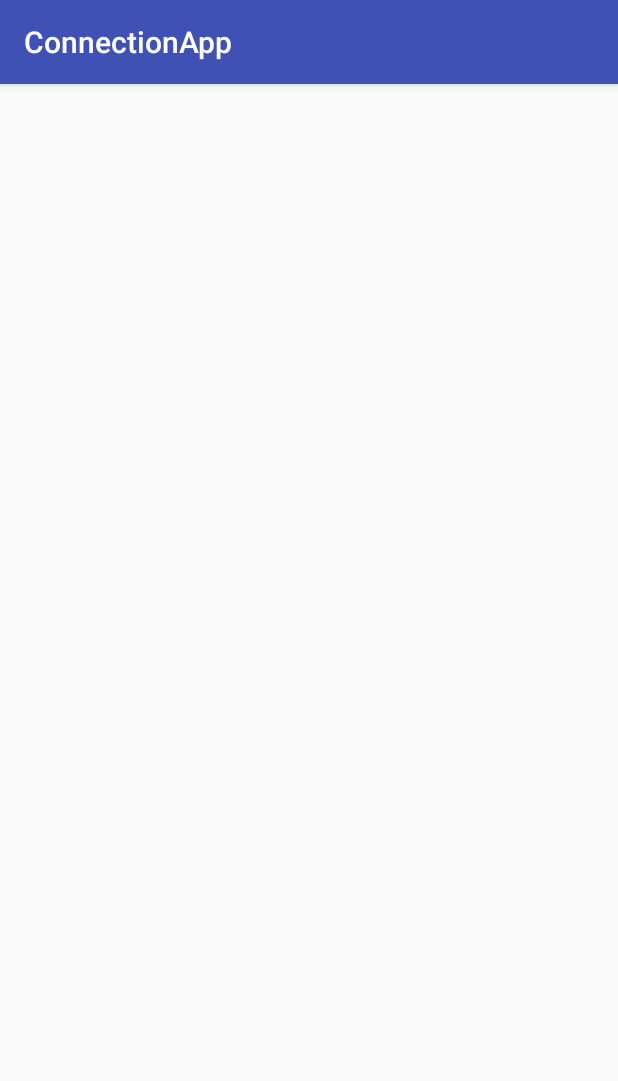
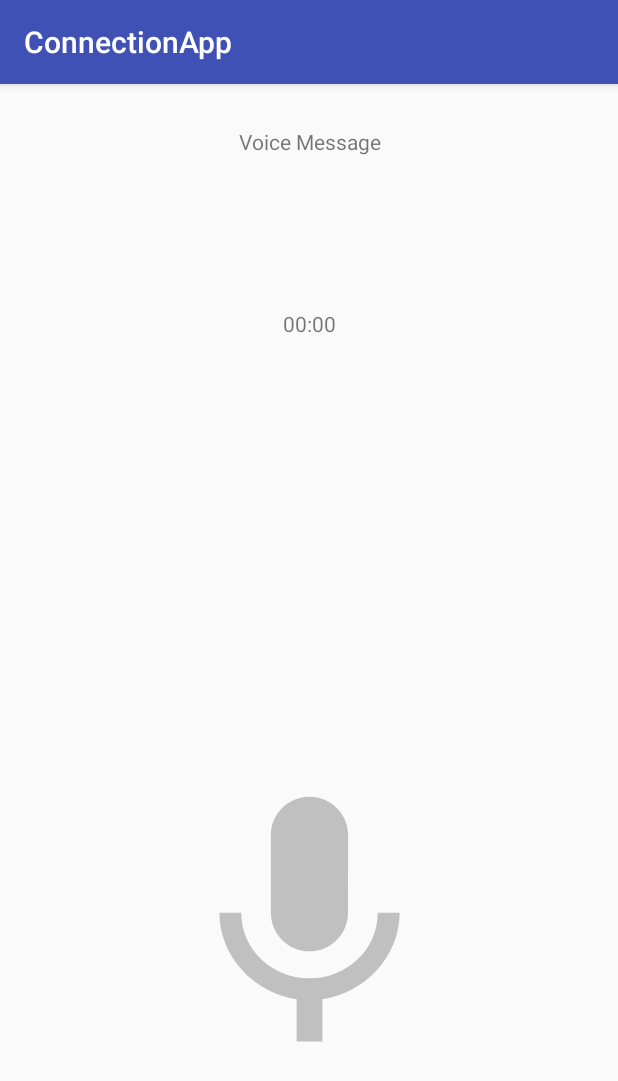
Before and after one commit to benedictcontawe/ConnectionApp, an Android app: the screen it shows after launch (MainActivity), on a phone screen of 412 x 824 dp. Shown: the top 1081 px of the screen. Run offline under Robolectric (Android 15) with nearby library versions, the phone set to English and light mode, and no system bars.

Commit message:
enable vector drawables, add vector image, re-design Main layout

```diff
--- a/app/build.gradle
+++ b/app/build.gradle
@@ -13,6 +13,7 @@ android {
         versionCode 1
         versionName "1.0"
         testInstrumentationRunner "androidx.test.runner.AndroidJUnitRunner"
+        vectorDrawables.useSupportLibrary = true
     }
     buildTypes {
         release {
--- a/app/src/main/AndroidManifest.xml
+++ b/app/src/main/AndroidManifest.xml
@@ -12,7 +12,7 @@
 
     <application
         android:allowBackup="true"
-        android:icon="@drawable/ic_mic_none_red"
+        android:icon="@drawable/ic_microphone_pressed"
         android:label="@string/app_name"
         android:roundIcon="@mipmap/ic_launcher_round"
         android:supportsRtl="true"
--- a/app/src/main/res/drawable/ic_mic_none_red.xml
+++ /dev/null
@@ -1,5 +0,0 @@
-<vector android:height="24dp" android:tint="#FF0000"
-    android:viewportHeight="24.0" android:viewportWidth="24.0"
-    android:width="24dp" xmlns:android="http://schemas.android.com/apk/res/android">
-    <path android:fillColor="#FF000000" android:pathData="M12,14c1.66,0 2.99,-1.34 2.99,-3L15,5c0,-1.66 -1.34,-3 -3,-3S9,3.34 9,5v6c0,1.66 1.34,3 3,3zM10.8,4.9c0,-0.66 0.54,-1.2 1.2,-1.2 0.66,0 1.2,0.54 1.2,1.2l-0.01,6.2c0,0.66 -0.53,1.2 -1.19,1.2 -0.66,0 -1.2,-0.54 -1.2,-1.2L10.8,4.9zM17.3,11c0,3 -2.54,5.1 -5.3,5.1S6.7,14 6.7,11L5,11c0,3.41 2.72,6.23 6,6.72L11,21h2v-3.28c3.28,-0.48 6,-3.3 6,-6.72h-1.7z"/>
-</vector>
--- /dev/null
+++ b/app/src/main/res/drawable/ic_microphone_normal.xml
@@ -0,0 +1,14 @@
+<vector
+    xmlns:android="http://schemas.android.com/apk/res/android"
+    android:width="24dp"
+    android:height="24dp"
+    android:tint="#C0C0C0"
+    android:viewportWidth="24.0"
+    android:viewportHeight="24.0" >
+
+    <path
+        android:fillColor="#FF000000"
+        android:pathData="M12,14c1.66,0 2.99,-1.34 2.99,-3L15,5c0,-1.66 -1.34,-3 -3,-3S9,3.34 9,5v6c0,1.66 1.34,3 3,3zM17.3,11c0,3 -2.54,5.1 -5.3,5.1S6.7,14 6.7,11L5,11c0,3.41 2.72,6.23 6,6.72L11,21h2v-3.28c3.28,-0.48 6,-3.3 6,-6.72h-1.7z"
+        />
+
+</vector>
--- /dev/null
+++ b/app/src/main/res/drawable/ic_microphone_pressed.xml
@@ -0,0 +1,14 @@
+<vector
+    xmlns:android="http://schemas.android.com/apk/res/android"
+    android:width="24dp"
+    android:height="24dp"
+    android:tint="#FF0000"
+    android:viewportWidth="24.0"
+    android:viewportHeight="24.0"
+    >
+    <path
+        android:fillColor="#FF000000"
+        android:pathData="M12,14c1.66,0 2.99,-1.34 2.99,-3L15,5c0,-1.66 -1.34,-3 -3,-3S9,3.34 9,5v6c0,1.66 1.34,3 3,3zM10.8,4.9c0,-0.66 0.54,-1.2 1.2,-1.2 0.66,0 1.2,0.54 1.2,1.2l-0.01,6.2c0,0.66 -0.53,1.2 -1.19,1.2 -0.66,0 -1.2,-0.54 -1.2,-1.2L10.8,4.9zM17.3,11c0,3 -2.54,5.1 -5.3,5.1S6.7,14 6.7,11L5,11c0,3.41 2.72,6.23 6,6.72L11,21h2v-3.28c3.28,-0.48 6,-3.3 6,-6.72h-1.7z"
+        />
+
+</vector>
--- a/app/src/main/res/layout/activity_main.xml
+++ b/app/src/main/res/layout/activity_main.xml
@@ -8,6 +8,58 @@
     android:orientation="vertical"
     tools:context="com.example.benedict.ConnectionApp.MainActivity">
 
+    <!--region Guide lines-->
+    <!--region Vertical Guide lines-->
+    <androidx.constraintlayout.widget.Guideline
+        android:id="@+id/constraint_guideline_vertical_10"
+        android:layout_width="wrap_content"
+        android:layout_height="wrap_content"
+        android:orientation="vertical"
+        app:layout_constraintGuide_percent="0.10" />
+
+    <androidx.constraintlayout.widget.Guideline
+        android:id="@+id/constraint_guideline_vertical_start"
+        android:layout_width="wrap_content"
+        android:layout_height="wrap_content"
+        android:orientation="vertical"
+        app:layout_constraintGuide_percent="0.25" />
+
+    <androidx.constraintlayout.widget.Guideline
+        android:id="@+id/constraint_guideline_vertical_end"
+        android:layout_width="wrap_content"
+        android:layout_height="wrap_content"
+        android:orientation="vertical"
+        app:layout_constraintGuide_percent="0.75" />
+
+    <androidx.constraintlayout.widget.Guideline
+        android:id="@+id/constraint_guideline_vertical_90"
+        android:layout_width="wrap_content"
+        android:layout_height="wrap_content"
+        android:orientation="vertical"
+        app:layout_constraintGuide_percent="0.90" />
+    <!--endregion-->
+    <!--region Horizontal Guidlines-->
+    <androidx.constraintlayout.widget.Guideline
+        android:id="@+id/constraint_guideline_horizontal_10"
+        android:layout_width="wrap_content"
+        android:layout_height="wrap_content"
+        android:orientation="horizontal"
+        app:layout_constraintGuide_percent="0.10" />
+
+    <androidx.constraintlayout.widget.Guideline
+        android:id="@+id/constraint_guideline_horizontal_11"
+        android:layout_width="wrap_content"
+        android:layout_height="wrap_content"
+        android:orientation="horizontal"
+        app:layout_constraintGuide_percent="0.11" />
+
+    <androidx.constraintlayout.widget.Guideline
+        android:id="@+id/constraint_guideline_horizontal_30_half"
+        android:layout_width="wrap_content"
+        android:layout_height="wrap_content"
+        android:orientation="horizontal"
+        app:layout_constraintGuide_percent="0.305" />
+
     <androidx.constraintlayout.widget.Guideline
         android:id="@+id/constraint_guideline_horizontal_center"
         android:layout_width="wrap_content"
@@ -15,26 +67,71 @@
         android:orientation="horizontal"
         app:layout_constraintGuide_percent="0.50" />
 
+    <androidx.constraintlayout.widget.Guideline
+        android:id="@+id/constraint_guideline_horizontal_51"
+        android:layout_width="wrap_content"
+        android:layout_height="wrap_content"
+        android:orientation="horizontal"
+        app:layout_constraintGuide_percent="0.51" />
+
+    <androidx.constraintlayout.widget.Guideline
+        android:id="@+id/constraint_guideline_horizontal_95"
+        android:layout_width="wrap_content"
+        android:layout_height="wrap_content"
+        android:orientation="horizontal"
+        app:layout_constraintGuide_percent="0.95" />
+    <!--endregion-->
+
     <TextView
-        android:id="@+id/text_view_result_view_model"
+        android:layout_width="0dp"
+        android:layout_height="0dp"
+        android:gravity="center"
+        android:textAlignment="center"
+        android:text="Voice Message"
+        app:layout_constraintTop_toTopOf="parent"
+        app:layout_constraintLeft_toLeftOf="parent"
+        app:layout_constraintRight_toRightOf="parent"
+        app:layout_constraintBottom_toBottomOf="@id/constraint_guideline_horizontal_10" />
+
+    <View
+        android:layout_width="0dp"
+        android:layout_height="0dp"
+        app:layout_constraintTop_toTopOf="@id/constraint_guideline_horizontal_10"
+        app:layout_constraintStart_toStartOf="@id/constraint_guideline_vertical_10"
+        app:layout_constraintEnd_toEndOf="@id/constraint_guideline_vertical_90"
+        app:layout_constraintBottom_toBottomOf="@id/constraint_guideline_horizontal_10" />
+
+    <TextView
+        android:id="@+id/text_view_duration"
         android:layout_width="wrap_content"
         android:layout_height="wrap_content"
         android:gravity="center"
-        tools:text="Hello World!"
-        app:layout_constraintTop_toTopOf="parent"
+        android:text="00:00"
+        app:layout_constraintTop_toTopOf="@id/constraint_guideline_horizontal_11"
+        app:layout_constraintLeft_toLeftOf="parent"
+        app:layout_constraintRight_toRightOf="parent"
+        app:layout_constraintBottom_toBottomOf="@id/constraint_guideline_horizontal_30_half" />
+
+    <ImageView
+        android:id="@+id/text_view_result_android_view_model"
+        android:layout_width="wrap_content"
+        android:layout_height="wrap_content"
+        android:gravity="center"
+        app:layout_constraintTop_toTopOf="@id/constraint_guideline_horizontal_30_half"
         app:layout_constraintLeft_toLeftOf="parent"
         app:layout_constraintRight_toRightOf="parent"
         app:layout_constraintBottom_toBottomOf="@id/constraint_guideline_horizontal_center" />
 
-    <TextView
-        android:id="@+id/text_view_result_android_view_model"
-        android:layout_width="wrap_content"
-        android:layout_height="wrap_content"
-        android:gravity="center"
-        tools:text="Hello World!"
-        app:layout_constraintTop_toTopOf="@id/constraint_guideline_horizontal_center"
-        app:layout_constraintLeft_toLeftOf="parent"
-        app:layout_constraintRight_toRightOf="parent"
-        app:layout_constraintBottom_toBottomOf="parent" />
+    <ImageView
+        android:id="@+id/image_view_microphone"
+        android:layout_width="0dp"
+        android:layout_height="0dp"
+        app:srcCompat="@drawable/ic_microphone_normal"
+        app:layout_constraintDimensionRatio="1:1"
+        app:layout_constraintTop_toTopOf="@id/constraint_guideline_horizontal_51"
+        app:layout_constraintStart_toStartOf="@id/constraint_guideline_vertical_start"
+        app:layout_constraintEnd_toEndOf="@id/constraint_guideline_vertical_end"
+        app:layout_constraintBottom_toBottomOf="@id/constraint_guideline_horizontal_95"
+        />
 
 </androidx.constraintlayout.widget.ConstraintLayout>
```
